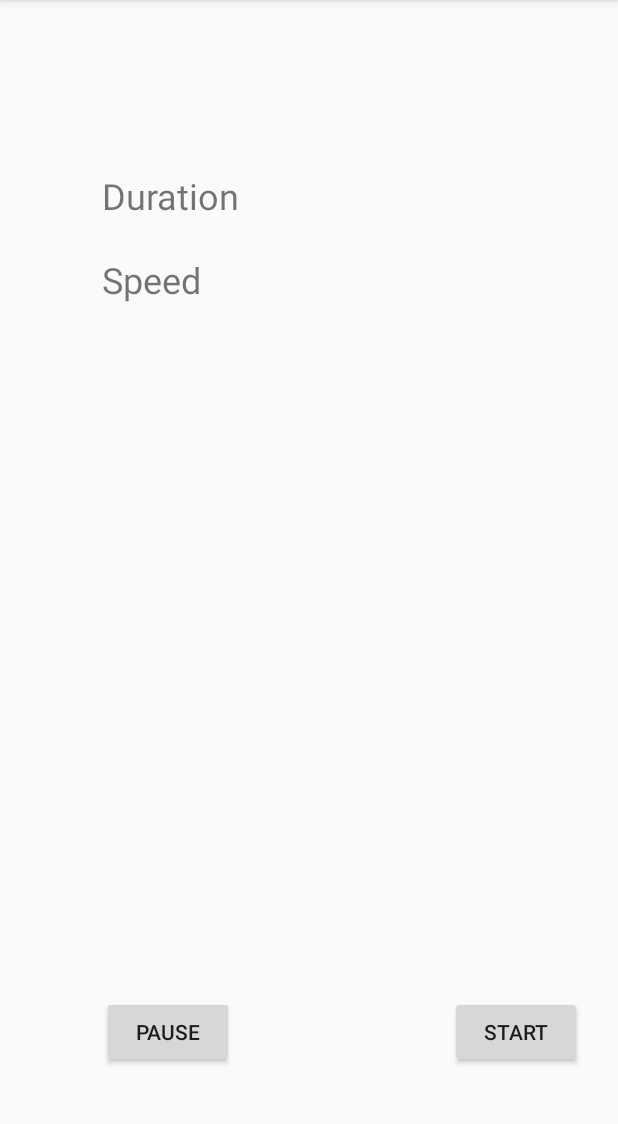
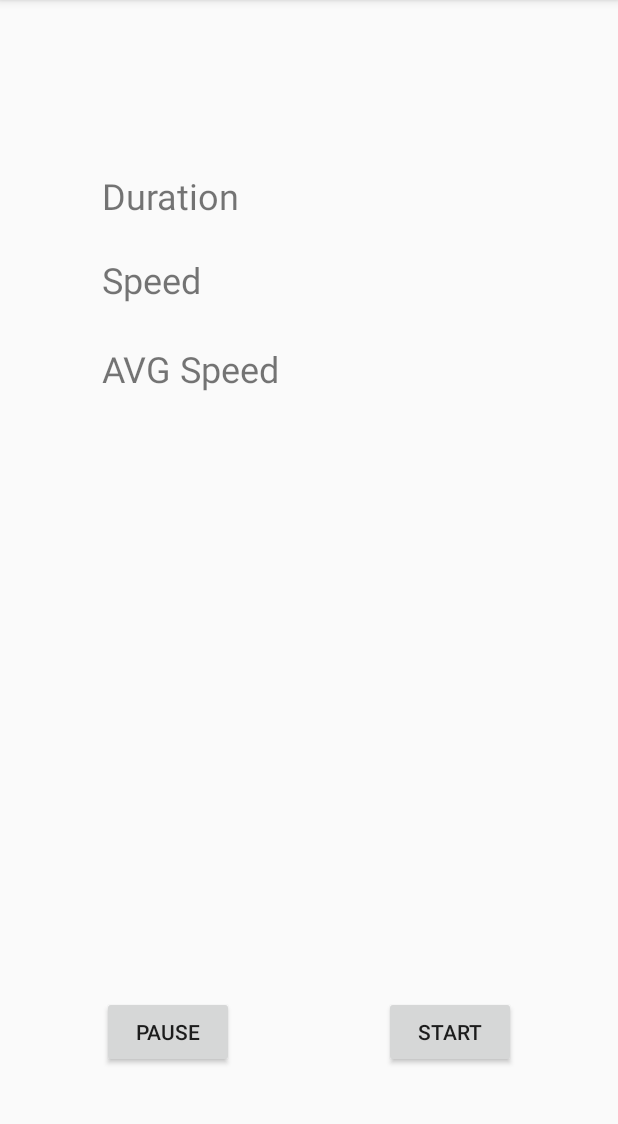
Before and after one commit to Matthieu42/OpenTrack, an Android app: the screen it shows after launch (MainActivity), on a phone screen of 412 x 824 dp, the part 84-1208 px from its top. Run offline under Robolectric (Android 15) with nearby library versions, the phone set to English and light mode, and no system bars.

Commit message:
View More Better

```diff
--- a/app/src/main/res/layout/activity_main.xml
+++ b/app/src/main/res/layout/activity_main.xml
@@ -1,48 +1,90 @@
 <?xml version="1.0" encoding="utf-8"?>
-<android.support.constraint.ConstraintLayout
-        xmlns:android="http://schemas.android.com/apk/res/android"
+<android.support.constraint.ConstraintLayout xmlns:android="http://schemas.android.com/apk/res/android"
+    xmlns:app="http://schemas.android.com/apk/res-auto"
     xmlns:tools="http://schemas.android.com/tools"
-        xmlns:app="http://schemas.android.com/apk/res-auto"
     android:layout_width="match_parent"
     android:layout_height="match_parent"
-        tools:context=".MainActivity" tools:layout_editor_absoluteY="81dp">
+    tools:context=".MainActivity"
+    tools:layout_editor_absoluteY="81dp">
+
+    <Button
+        android:id="@+id/startButton"
+        android:layout_width="wrap_content"
+        android:layout_height="wrap_content"
+        android:layout_marginEnd="68dp"
+        android:onClick="onClick"
+        android:text="@string/start"
+        app:layout_constraintBottom_toBottomOf="@+id/pauseButton"
+        app:layout_constraintEnd_toEndOf="parent"
+        app:layout_constraintTop_toTopOf="@+id/pauseButton"
+        app:layout_constraintVertical_bias="0.0" />
+
+    <Button
+        android:id="@+id/pauseButton"
+        android:layout_width="wrap_content"
+        android:layout_height="wrap_content"
+        android:layout_marginStart="68dp"
+        android:layout_marginBottom="56dp"
+        android:text="@string/pause"
+        app:layout_constraintBottom_toBottomOf="parent"
+        app:layout_constraintStart_toStartOf="parent" />
 
     <TextView
-            android:layout_width="97dp"
+        android:id="@+id/durationLabel"
+        android:layout_width="0dp"
         android:layout_height="32dp"
-            android:id="@+id/textView3" android:text="@string/duration"
+        android:layout_marginStart="68dp"
+        android:layout_marginTop="114dp"
+        android:text="@string/duration"
         android:textSize="24sp"
-            app:layout_constraintTop_toTopOf="parent" app:layout_constraintStart_toStartOf="parent"
-            android:layout_marginTop="114dp" android:layout_marginStart="68dp"/>
-    <Button
-            android:text="@string/start"
-            android:layout_width="wrap_content"
+        app:layout_constraintStart_toStartOf="parent"
+        app:layout_constraintTop_toTopOf="parent" />
+
+    <TextView
+        android:id="@+id/durationTextView"
+        android:layout_width="0dp"
+        android:layout_height="32dp"
+        android:layout_marginStart="18dp"
+        android:textSize="24sp"
+        app:layout_constraintBaseline_toBaselineOf="@+id/durationLabel"
+        app:layout_constraintStart_toEndOf="@+id/durationLabel" />
+
+    <TextView
+        android:id="@+id/speedLabel"
+        android:layout_width="0dp"
+        android:layout_height="35dp"
+        android:layout_marginTop="24dp"
+        android:text="@string/speed"
+        android:textSize="24sp"
+        app:layout_constraintStart_toStartOf="@+id/durationLabel"
+        app:layout_constraintTop_toBottomOf="@+id/durationLabel" />
+
+    <TextView
+        android:id="@+id/speedTextView"
+        android:layout_width="0dp"
         android:layout_height="wrap_content"
-            android:id="@+id/startButton"
-            android:onClick="onClick"
-            app:layout_constraintTop_toTopOf="@+id/pauseButton"
-            app:layout_constraintBottom_toBottomOf="@+id/pauseButton" android:layout_marginEnd="24dp"
-            app:layout_constraintEnd_toEndOf="parent"/>
-    <Button
-            android:text="@string/pause"
-            android:layout_width="wrap_content"
+        android:layout_marginStart="18dp"
+        android:textSize="24sp"
+        app:layout_constraintBaseline_toBaselineOf="@+id/speedLabel"
+        app:layout_constraintStart_toEndOf="@+id/speedLabel" />
+
+    <TextView
+        android:id="@+id/avgSpeedLabel"
+        android:layout_width="0dp"
+        android:layout_height="35dp"
+        android:layout_marginTop="24dp"
+        android:text="@string/avg_speed"
+        android:textSize="24sp"
+        app:layout_constraintStart_toStartOf="@+id/speedLabel"
+        app:layout_constraintTop_toBottomOf="@+id/speedLabel" />
+
+    <TextView
+        android:id="@+id/avgSpeedTextView"
+        android:layout_width="0dp"
         android:layout_height="wrap_content"
-            android:id="@+id/pauseButton"
-            app:layout_constraintStart_toStartOf="parent"
-            app:layout_constraintBottom_toBottomOf="parent" android:layout_marginStart="68dp"
-            android:layout_marginBottom="56dp"/>
-    <TextView
-            android:layout_width="97dp"
-            android:layout_height="32dp"
-            android:id="@+id/durationTextView"
+        android:layout_marginStart="18dp"
         android:textSize="24sp"
-            app:layout_constraintBaseline_toBaselineOf="@+id/textView3" android:layout_marginStart="18dp"
-            app:layout_constraintStart_toEndOf="@+id/textView3"/>
-    <TextView
-            android:text="@string/speed"
-            android:layout_width="70dp"
-            android:layout_height="35dp"
-            android:id="@+id/textView"
-            app:layout_constraintStart_toStartOf="@+id/textView3" android:layout_marginTop="24dp"
-            app:layout_constraintTop_toBottomOf="@+id/textView3" android:textSize="24sp"/>
+        app:layout_constraintBaseline_toBaselineOf="@+id/avgSpeedLabel"
+        app:layout_constraintStart_toEndOf="@+id/avgSpeedLabel" />
+
 </android.support.constraint.ConstraintLayout>
--- a/app/src/main/res/values/strings.xml
+++ b/app/src/main/res/values/strings.xml
@@ -4,4 +4,5 @@
     <string name="start">Start</string>
     <string name="pause">Pause</string>
     <string name="speed">Speed</string>
+    <string name="avg_speed">AVG Speed</string>
 </resources>
--- a/build.gradle
+++ b/build.gradle
@@ -7,7 +7,7 @@ buildscript {
         jcenter()
     }
     dependencies {
-        classpath 'com.android.tools.build:gradle:3.1.0'
+        classpath 'com.android.tools.build:gradle:3.4.0'
         classpath "org.jetbrains.kotlin:kotlin-gradle-plugin:$kotlin_version"
 
         // NOTE: Do not place your application dependencies here; they belong
```
Also changed, not shown: gradle/wrapper/gradle-wrapper.properties. Lines whose indentation alone changed are shown as unchanged.
